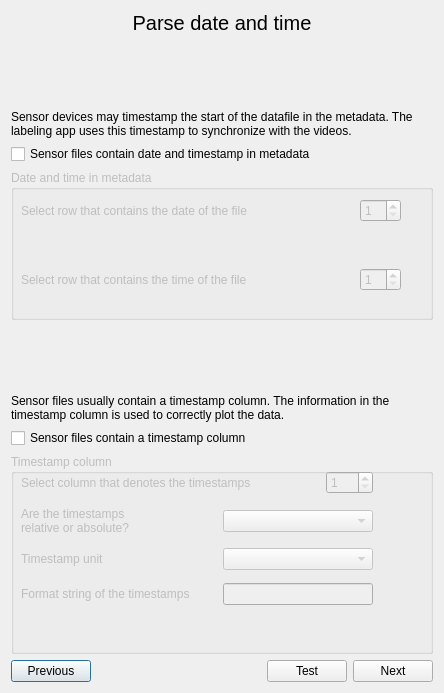
Old version of the form gui/designer/new_sensor_model_date.ui in the repository jacob-kamminga/AI-Sensus.
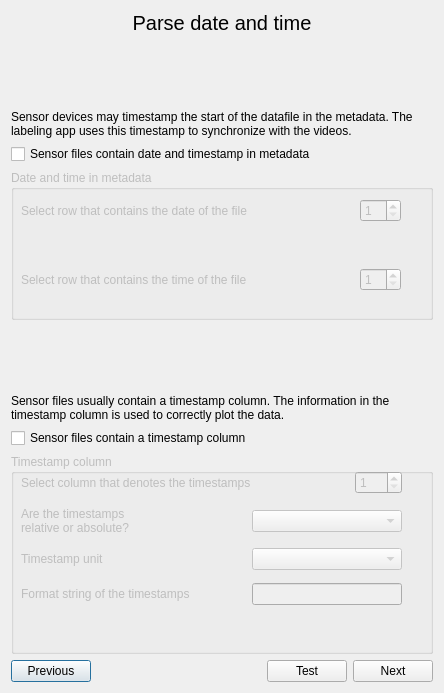
New version of the form.

Diff of the .ui file:
```diff
--- a/gui/designer/new_sensor_model_date.ui
+++ b/gui/designer/new_sensor_model_date.ui
@@ -286,7 +286,7 @@
        <rect>
         <x>10</x>
         <y>10</y>
-        <width>352</width>
+        <width>381</width>
         <height>151</height>
        </rect>
       </property>
```
